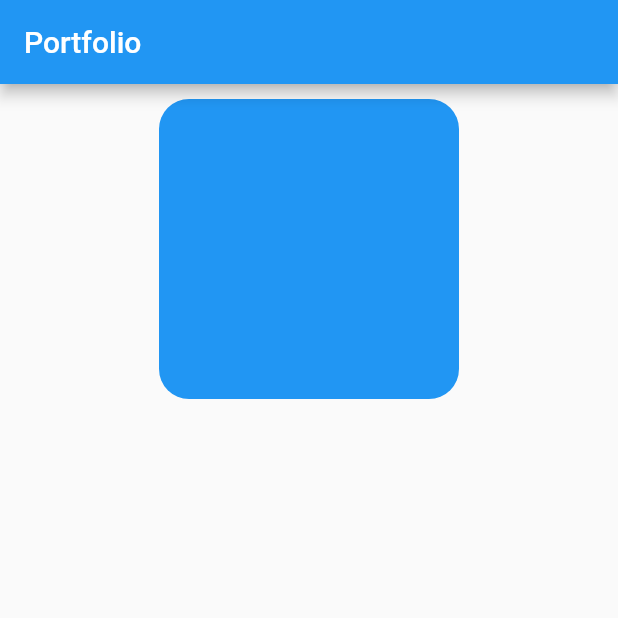
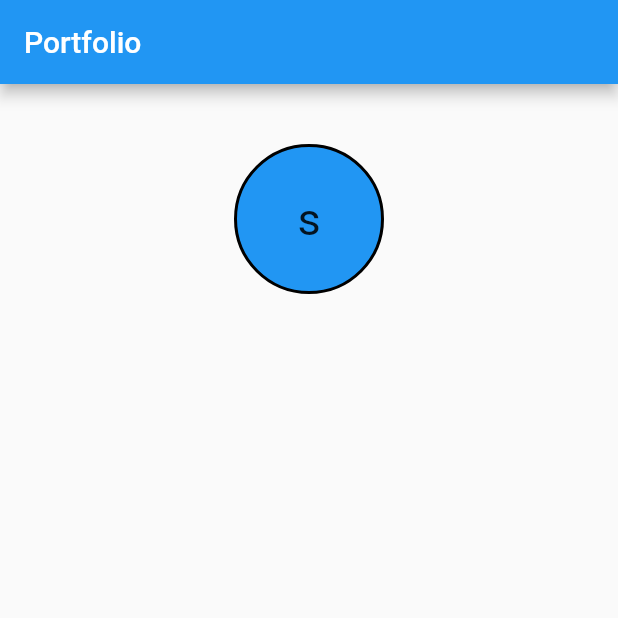
Before and after one commit to BINAH25/flutter_basic, a Flutter app: the screen it shows after launch, on a phone screen of 412 x 824 dp, the top half of it. Run offline on Flutter 3.47's test engine with Material 2 defaults, Android fonts, the phone set to English and light mode, and no system bars.

Commit message:
working on mining projext

```diff
--- a/lib/main.dart
+++ b/lib/main.dart
@@ -15,14 +15,19 @@ class MainApp extends StatelessWidget {
             children: [
               Center(
                 child: Container(
-                  height: 200,
-                  width: 200,
-                  margin: EdgeInsets.all(10),
-                  decoration: BoxDecoration(
-                    borderRadius: BorderRadius.circular(20),
-                    color: Colors.blue,
-                  ),
-                ),
+                    height: 100,
+                    width: 100,
+                    margin: EdgeInsets.only(top: 40),
+                    decoration: BoxDecoration(
+                        borderRadius: BorderRadius.circular(50),
+                        color: Colors.blue,
+                        border: Border.all(color: Colors.black, width: 2)),
+                    child: Center(
+                      child: Text(
+                        's',
+                        style: TextStyle(fontSize: 30),
+                      ),
+                    )),
               )
             ],
           )),
```
